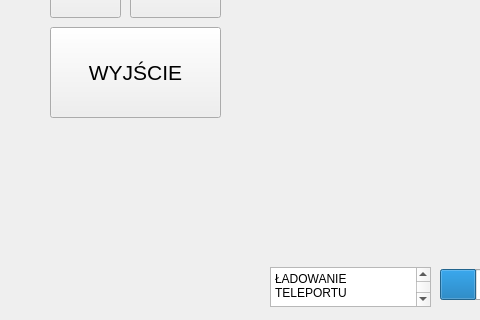
Qt form mainwindow.ui (mszlachetka/labirynt) before a commit; both pictures show x 0 to 480 and y 192 to 512 of the 822 by 512 pixel window.
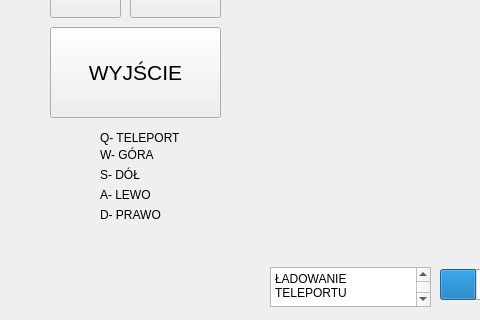
The same form after that commit.

Commit message: Usuniecie Warningów

Patch:
```diff
--- a/mainwindow.ui
+++ b/mainwindow.ui
@@ -113,6 +113,71 @@
       <string>~PAUZA</string>
      </property>
     </widget>
+    <widget class="QLabel" name="label">
+     <property name="geometry">
+      <rect>
+       <x>60</x>
+       <y>300</y>
+       <width>91</width>
+       <height>21</height>
+      </rect>
+     </property>
+     <property name="text">
+      <string>Q- TELEPORT</string>
+     </property>
+    </widget>
+    <widget class="QLabel" name="label_2">
+     <property name="geometry">
+      <rect>
+       <x>60</x>
+       <y>320</y>
+       <width>71</width>
+       <height>16</height>
+      </rect>
+     </property>
+     <property name="text">
+      <string>W- GÓRA</string>
+     </property>
+    </widget>
+    <widget class="QLabel" name="label_3">
+     <property name="geometry">
+      <rect>
+       <x>60</x>
+       <y>340</y>
+       <width>71</width>
+       <height>16</height>
+      </rect>
+     </property>
+     <property name="text">
+      <string>S- DÓŁ</string>
+     </property>
+    </widget>
+    <widget class="QLabel" name="label_4">
+     <property name="geometry">
+      <rect>
+       <x>60</x>
+       <y>360</y>
+       <width>71</width>
+       <height>16</height>
+      </rect>
+     </property>
+     <property name="text">
+      <string>A- LEWO</string>
+     </property>
+    </widget>
+    <widget class="QLabel" name="label_5">
+     <property name="geometry">
+      <rect>
+       <x>60</x>
+       <y>380</y>
+       <width>81</width>
+       <height>16</height>
+      </rect>
+     </property>
+     <property name="text">
+      <string>D- PRAWO</string>
+     </property>
+    </widget>
    </widget>
    <widget class="QWidget" name="gridLayoutWidget">
     <property name="geometry">
```
The commit also changes 2 other files.
